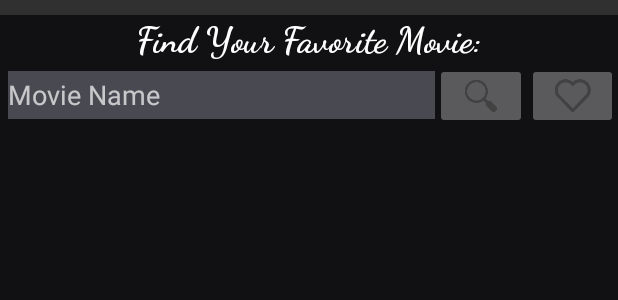
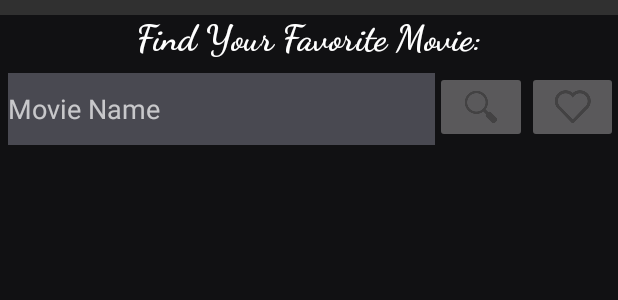
Before and after one commit to Ashkan-S/OMDBSearchMovie, an Android app: the layout fragment_search.xml on its own in the app's theme, with its tools: preview values and no code run, on a phone screen of 412 x 824 dp. Shown: the top 300 px of the screen. Run offline under Robolectric (Android 15) with nearby library versions, the phone set to English and light mode, and no system bars.

Commit message:
Some UI and UX changes for better experience

```diff
--- a/app/src/main/java/com/example/omdbsearchmovie/fragments/FragmentDetail.kt
+++ b/app/src/main/java/com/example/omdbsearchmovie/fragments/FragmentDetail.kt
@@ -1,5 +1,6 @@
 package com.example.omdbsearchmovie.fragments
 
+import android.graphics.Color
 import android.os.Bundle
 import androidx.fragment.app.Fragment
 import android.view.LayoutInflater
@@ -45,6 +46,8 @@ class FragmentDetail : Fragment() {
 
     override fun onViewCreated(view: View, savedInstanceState: Bundle?) {
         super.onViewCreated(view, savedInstanceState)
+
+        binding.btnRemoveFromFavorite.setBackgroundColor(Color.argb(255,255,215,0))
 
         lifecycleScope.launch(Dispatchers.IO) {
             favoriteMovie = retrofitInterface.searchMovieByID(apikey, args.imdbID)
--- a/app/src/main/res/layout/fragment_search.xml
+++ b/app/src/main/res/layout/fragment_search.xml
@@ -31,14 +31,13 @@
         <EditText
             android:id="@+id/movieNameInput"
             android:layout_width="0dp"
-            android:layout_height="32dp"
+            android:layout_height="48dp"
             android:layout_marginStart="5dp"
-            android:layout_marginTop="4dp"
+            android:layout_marginTop="8dp"
             android:background="#494951"
             android:hint="@string/hint_movie_name"
             android:importantForAutofill="no"
             android:inputType="text"
-            android:minHeight="48dp"
             app:layout_constraintBottom_toTopOf="@+id/movieRecyclerView"
             app:layout_constraintEnd_toStartOf="@+id/btnStartSearch"
             app:layout_constraintHorizontal_weight="7"
@@ -48,7 +47,7 @@
         <ImageButton
             android:id="@+id/btnStartSearch"
             android:layout_width="0dp"
-            android:layout_height="wrap_content"
+            android:layout_height="48dp"
             android:contentDescription="@string/start_searching"
             android:src="@drawable/ic_search"
             app:layout_constraintBottom_toTopOf="@+id/movieRecyclerView"
@@ -60,7 +59,7 @@
         <ImageButton
             android:id="@+id/btnFavorite"
             android:layout_width="0dp"
-            android:layout_height="wrap_content"
+            android:layout_height="48dp"
             android:contentDescription="@string/favorite_movie"
             android:src="@drawable/ic_favorite"
             app:layout_constraintBottom_toTopOf="@+id/movieRecyclerView"
```
Also changed, not shown: app/src/main/java/com/example/omdbsearchmovie/fragments/FragmentSearch.kt (+8 -0 lines), app/src/main/res/layout/fragment_detail.xml (+12 -14 lines), 1 other file.
